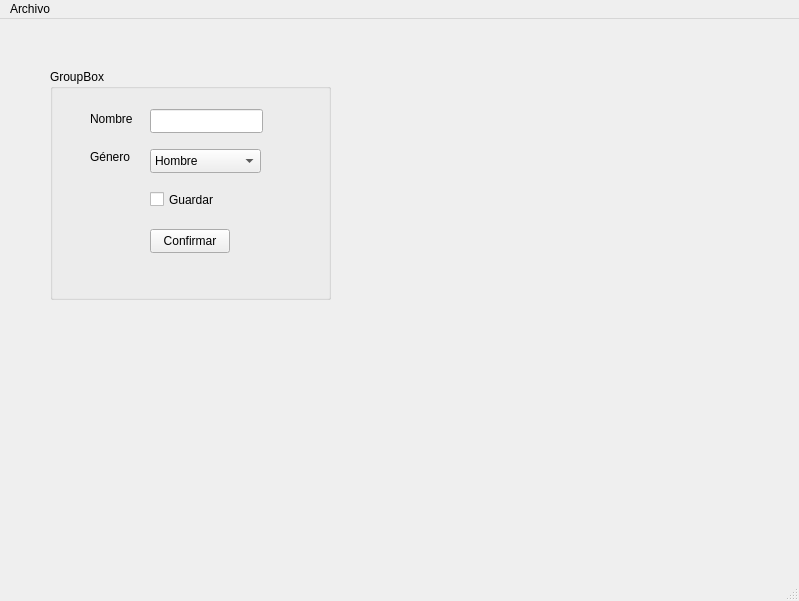
Above: formulario.ui from alan-technoartist/QTExample before the change. Below: the same form after it.
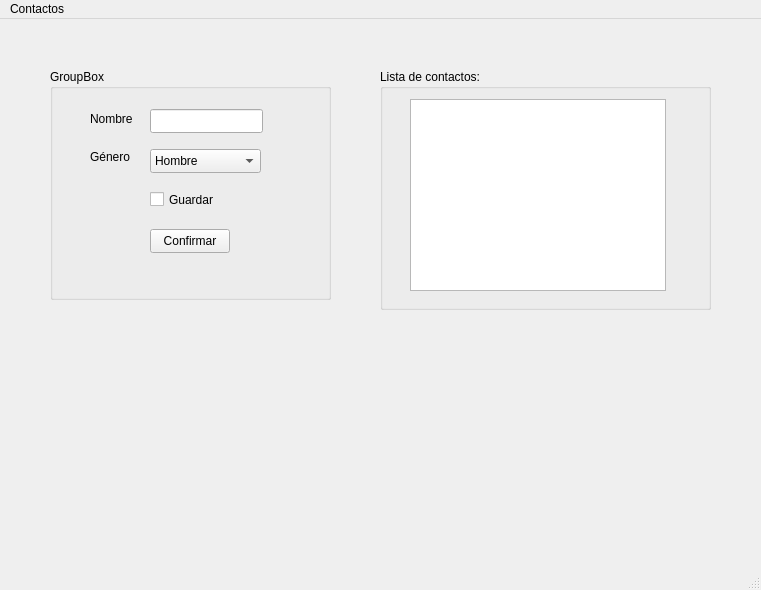
That is the form after the change.

```diff
--- a/formulario.ui
+++ b/formulario.ui
@@ -6,8 +6,8 @@
    <rect>
     <x>0</x>
     <y>0</y>
-    <width>799</width>
-    <height>601</height>
+    <width>761</width>
+    <height>590</height>
    </rect>
   </property>
   <property name="windowTitle">
@@ -109,6 +109,30 @@
      <string>GroupBox</string>
     </property>
    </widget>
+   <widget class="QGroupBox" name="grupoContactos">
+    <property name="geometry">
+     <rect>
+      <x>380</x>
+      <y>50</y>
+      <width>331</width>
+      <height>241</height>
+     </rect>
+    </property>
+    <property name="title">
+     <string>Lista de contactos:</string>
+    </property>
+    <widget class="QListWidget" name="listaContactos">
+     <property name="geometry">
+      <rect>
+       <x>30</x>
+       <y>30</y>
+       <width>256</width>
+       <height>192</height>
+      </rect>
+     </property>
+    </widget>
+   </widget>
+   <zorder>grupoContactos</zorder>
    <zorder>groupBox</zorder>
    <zorder>pushButton</zorder>
    <zorder>inputNombre</zorder>
@@ -122,17 +146,17 @@
     <rect>
      <x>0</x>
      <y>0</y>
-     <width>799</width>
+     <width>761</width>
      <height>21</height>
     </rect>
    </property>
-   <widget class="QMenu" name="menuArchivo">
+   <widget class="QMenu" name="menuContactos">
     <property name="title">
-     <string>Archivo</string>
+     <string>Contactos</string>
     </property>
     <addaction name="actionNuevo"/>
    </widget>
-   <addaction name="menuArchivo"/>
+   <addaction name="menuContactos"/>
   </widget>
   <widget class="QStatusBar" name="statusbar"/>
   <action name="actionNuevo">
```
